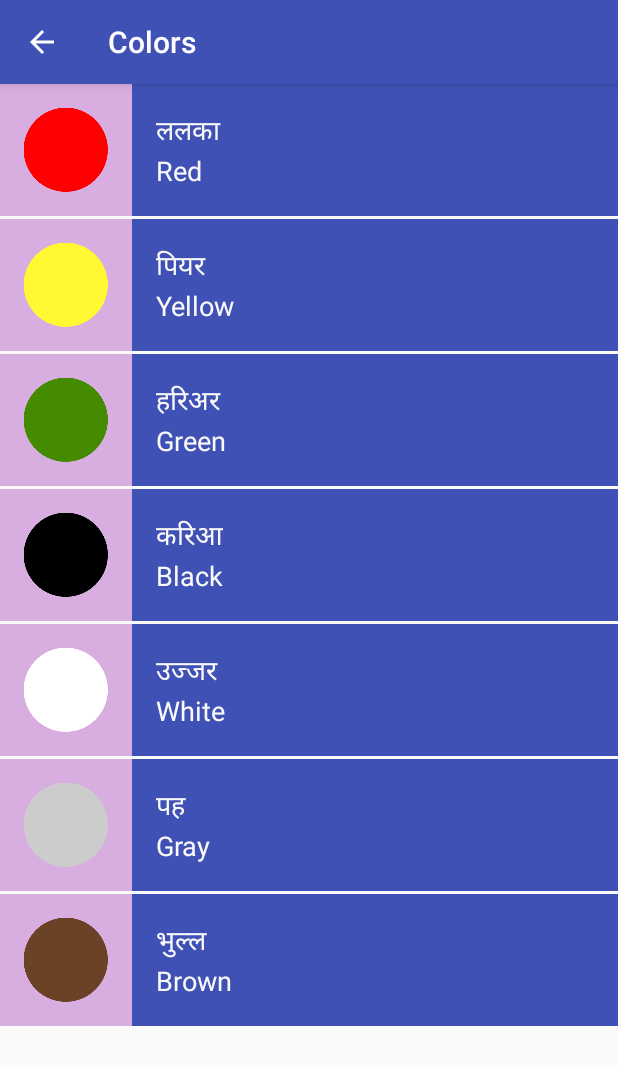
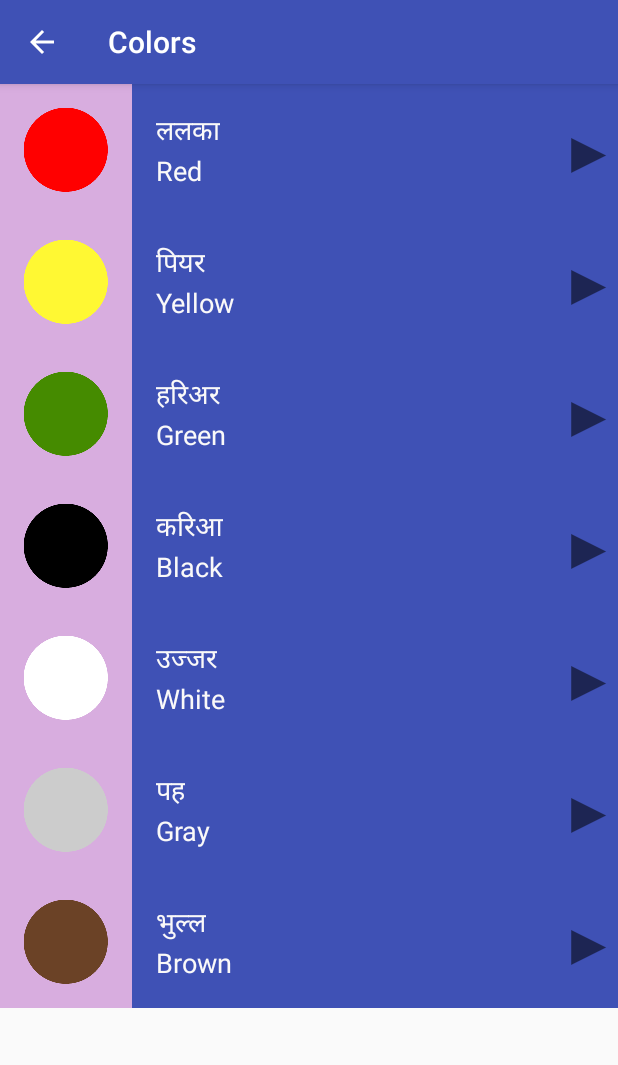
Before and after one commit to Harshkumar77/Maithili, an Android app: the Colors screen opened directly, with no data from a screen before it, on a phone screen of 412 x 824 dp. Shown: the top 1065 px of the screen. Run offline under Robolectric (Android 15) with nearby library versions, the phone set to English and light mode, and no system bars.

Commit message:
Added play button in list_item.xml

```diff
--- a/app/src/main/res/layout/list_item.xml
+++ b/app/src/main/res/layout/list_item.xml
@@ -10,32 +10,28 @@
         android:id="@+id/image_"
         android:layout_width="wrap_content"
         android:layout_height="wrap_content"
-        android:layout_marginBottom="2dp"
         android:background="#D8ADDF"
         android:src="@mipmap/ic_launcher"
 
         />
 
-    <FrameLayout
+    <RelativeLayout
         android:layout_width="match_parent"
-        android:layout_height="match_parent"
-        android:orientation="vertical"
-        >
+        android:layout_height="match_parent">
 
         <LinearLayout
             android:id="@+id/box"
             android:layout_width="match_parent"
             android:layout_height="match_parent"
-        android:layout_marginBottom="2dp"
             android:background="#D8ADDF"
-        android:gravity="center"
+            android:gravity="center_vertical"
             android:orientation="vertical"
             android:paddingLeft="16dp">
 
 
             <TextView
                 android:id="@+id/maithili_translation"
-            android:layout_width="match_parent"
+                android:layout_width="wrap_content"
                 android:layout_height="wrap_content"
                 android:textColor="#FAF9F9"
                 android:textSize="18sp"
@@ -43,13 +39,20 @@
 
             <TextView
                 android:id="@+id/translation"
-            android:layout_width="match_parent"
+                android:layout_width="wrap_content"
                 android:layout_height="wrap_content"
                 android:textColor="#FAF9F9"
                 android:textSize="18sp"
                 tools:text="One" />
 
         </LinearLayout>
-    </FrameLayout>
+        <TextView
+            android:layout_width="wrap_content"
+            android:layout_height="match_parent"
+            android:text="▶"
+            android:gravity="center"
+            android:layout_alignEnd="@id/box"
+            android:textSize="40sp"/>
+    </RelativeLayout>
 
 </LinearLayout>
```
Lines whose indentation alone changed are shown as unchanged.
